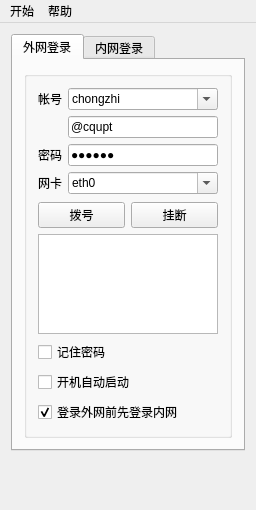
Before: the Qt Designer form ui/mainwindow.ui in tlightsky/openkeeper, drawn with Qt 5.
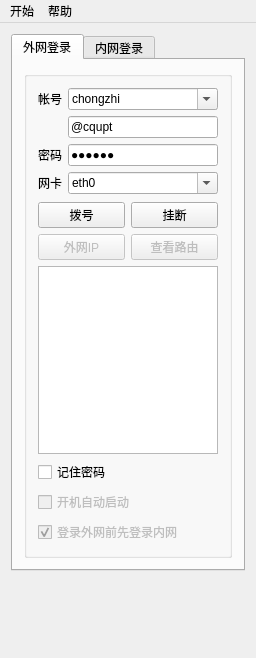
After: the same form once the commit is applied.

Patch:
```diff
--- a/ui/mainwindow.ui
+++ b/ui/mainwindow.ui
@@ -10,7 +10,7 @@
     <x>0</x>
     <y>0</y>
     <width>246</width>
-    <height>510</height>
+    <height>658</height>
    </rect>
   </property>
   <property name="sizePolicy">
@@ -29,7 +29,7 @@
    <bool>false</bool>
   </property>
   <widget class="QWidget" name="centralWidget">
-   <layout class="QVBoxLayout" name="verticalLayout_5">
+   <layout class="QHBoxLayout" name="horizontalLayout_5">
     <property name="sizeConstraint">
      <enum>QLayout::SetFixedSize</enum>
     </property>
@@ -42,7 +42,7 @@
        <attribute name="title">
         <string>外网登录</string>
        </attribute>
-       <layout class="QVBoxLayout" name="verticalLayout_7">
+       <layout class="QHBoxLayout" name="horizontalLayout_4">
         <item>
          <widget class="QGroupBox" name="outter_login">
           <property name="sizePolicy">
@@ -54,7 +54,7 @@
           <property name="title">
            <string/>
           </property>
-          <layout class="QVBoxLayout" name="verticalLayout">
+          <layout class="QVBoxLayout" name="verticalLayout_5">
            <item>
             <layout class="QFormLayout" name="formLayout">
              <property name="sizeConstraint">
@@ -166,6 +166,39 @@
              </item>
             </layout>
            </item>
+           <item>
+            <layout class="QHBoxLayout" name="horizontalLayout_3">
+             <property name="sizeConstraint">
+              <enum>QLayout::SetFixedSize</enum>
+             </property>
+             <item>
+              <widget class="QPushButton" name="outter_ip">
+               <property name="enabled">
+                <bool>false</bool>
+               </property>
+               <property name="cursor">
+                <cursorShape>PointingHandCursor</cursorShape>
+               </property>
+               <property name="text">
+                <string>外网IP</string>
+               </property>
+              </widget>
+             </item>
+             <item>
+              <widget class="QPushButton" name="outter_route">
+               <property name="enabled">
+                <bool>false</bool>
+               </property>
+               <property name="cursor">
+                <cursorShape>PointingHandCursor</cursorShape>
+               </property>
+               <property name="text">
+                <string>查看路由</string>
+               </property>
+              </widget>
+             </item>
+            </layout>
+           </item>
            <item>
             <widget class="QTextBrowser" name="outter_textBrowser">
              <property name="sizePolicy">
@@ -177,7 +210,7 @@
              <property name="maximumSize">
               <size>
                <width>180</width>
-               <height>100</height>
+               <height>188</height>
               </size>
              </property>
             </widget>
@@ -196,6 +229,9 @@
              </item>
              <item>
               <widget class="QCheckBox" name="start_onboot">
+               <property name="enabled">
+                <bool>false</bool>
+               </property>
                <property name="text">
                 <string>开机自动启动</string>
                </property>
@@ -203,6 +239,9 @@
              </item>
              <item>
               <widget class="QCheckBox" name="login_inner_before_outter">
+               <property name="enabled">
+                <bool>false</bool>
+               </property>
                <property name="text">
                 <string>登录外网前先登录内网</string>
                </property>
```
Left out of the diff: 24 changed lines with no effect on the pictures.
